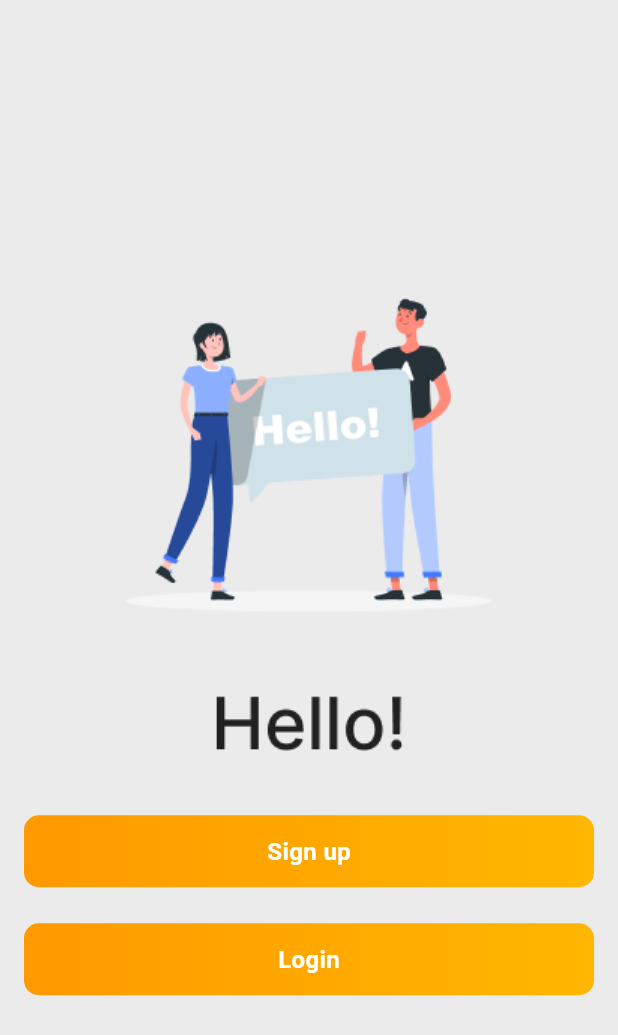
After one commit to Mon3em-Essam/nti-shopping-app, a Flutter app: the HelloScreen screen opened by its route, on a phone screen of 412 x 824 dp. The commit adds this screen. Shown: the top 1035 px of the screen. Run offline on Flutter 3.47's test engine with Material 3 defaults, Android fonts, the light colour scheme and no system bars; our stand-ins replace animate_do, bloc, cached_network_image, flutter_screenutil, get_it, injectable and 2 more; accounts and stored records are empty.

Commit message:
Shared Product Item (Model & UI Widget) - add shared ProductItem DTO, entity and ProductItemCard - add home data/domain/presentation layers with Cubit - build home screen UI and header - update app theme, routes and onboarding/auth screens - add hello screen assets

```diff
--- a/lib/core/routes/app_routes.dart
+++ b/lib/core/routes/app_routes.dart
@@ -1,6 +1,9 @@
 import 'package:flutter/material.dart';
 import 'package:nti_shopping_app/feature/Onboarding/presentation/view/screens/onboarding_screen.dart';
+import 'package:nti_shopping_app/feature/auth/presentation/screens/view/hello_screen.dart';
 import 'package:nti_shopping_app/feature/auth/presentation/screens/view/login.dart';
+import 'package:nti_shopping_app/feature/auth/presentation/screens/view/sign_up.dart';
+import 'package:nti_shopping_app/feature/home/presentation/view/screens/home_screen.dart';
 
 abstract class AppRoutes {
   static const String login = '/login';
@@ -19,8 +22,9 @@ abstract class AppRoutes {
     //   child: Login(),
     // ),
     login: (context) => Login(),
-
-    // hello: (context) => HelloScreen(),
+    register: (context) => SignUp(),
+    hello: (context) => HelloScreen(),
+    home: (context) => HomeScreen(),
     // register: (context) => BlocProvider<RegisterCubit>(
     //   create: (context) => serviceLocator<RegisterCubit>(),
     //   child: Register(),
--- a/lib/core/widgets/custom_button.dart
+++ b/lib/core/widgets/custom_button.dart
@@ -1,4 +1,5 @@
 import 'package:flutter/material.dart';
+import 'package:nti_shopping_app/core/theme/app_colors.dart';
 
 class CustomButton extends StatelessWidget {
   final String text;
@@ -17,7 +18,7 @@ class CustomButton extends StatelessWidget {
     return Ink(
       decoration: BoxDecoration(
         gradient: const LinearGradient(
-          colors: [Color(0xffFF9900), Color(0xffFFB700)],
+          colors: [AppColors.primaryColor, AppColors.orangeLight],
           begin: Alignment.centerLeft,
           end: Alignment.centerRight,
         ),
--- /dev/null
+++ b/lib/feature/auth/presentation/screens/view/hello_screen.dart
@@ -0,0 +1,43 @@
+import 'package:flutter/material.dart';
+import 'package:nti_shopping_app/core/routes/app_routes.dart';
+import 'package:nti_shopping_app/core/theme/app_colors.dart';
+import 'package:nti_shopping_app/core/widgets/custom_button.dart';
+
+class HelloScreen extends StatefulWidget {
+  const HelloScreen({super.key});
+
+  @override
+  State<HelloScreen> createState() => _HelloScreenState();
+}
+
+class _HelloScreenState extends State<HelloScreen> {
+  @override
+  Widget build(BuildContext context) {
+    return Scaffold(
+      backgroundColor: AppColors.backgroundColor,
+      body: Padding(
+        padding: const EdgeInsets.all(16.0),
+        child: Column(
+          spacing: 24,
+          mainAxisAlignment: .center,
+          children: [
+            Image.asset("assets/images/hello-1.png", width: 343, height: 261),
+            Image.asset("assets/images/hello-2.png", width: 147, height: 74),
+            CustomButton(
+              text: "Sign up",
+              onTap: () {
+                Navigator.pushReplacementNamed(context, AppRoutes.register);
+              },
+            ),
+            CustomButton(
+              text: "Login",
+              onTap: () {
+                Navigator.pushReplacementNamed(context, AppRoutes.login);
+              },
+            ),
+          ],
+        ),
+      ),
+    );
+  }
+}
```
Also changed, not shown: lib/core/widgets/product_item.dart (deleted, +0 -160 lines), lib/core/widgets/product_item_card.dart (+153 -0 lines), lib/feature/Onboarding/presentation/view/screens/onboarding_screen.dart (+3 -4 lines), lib/feature/auth/presentation/screens/view/login.dart (+20 -8 lines), lib/feature/auth/presentation/screens/view/sign_up.dart (+17 -3 lines), lib/feature/home/presentation/view/screens/home_screen.dart (+50 -3 lines), lib/feature/home/presentation/view/widget/home_header.dart (added, +27 -0 lines), lib/main.dart (+5 -2 lines), assets/images/hello-1.png (added), assets/images/hello-2.png (added), 1 other file.
